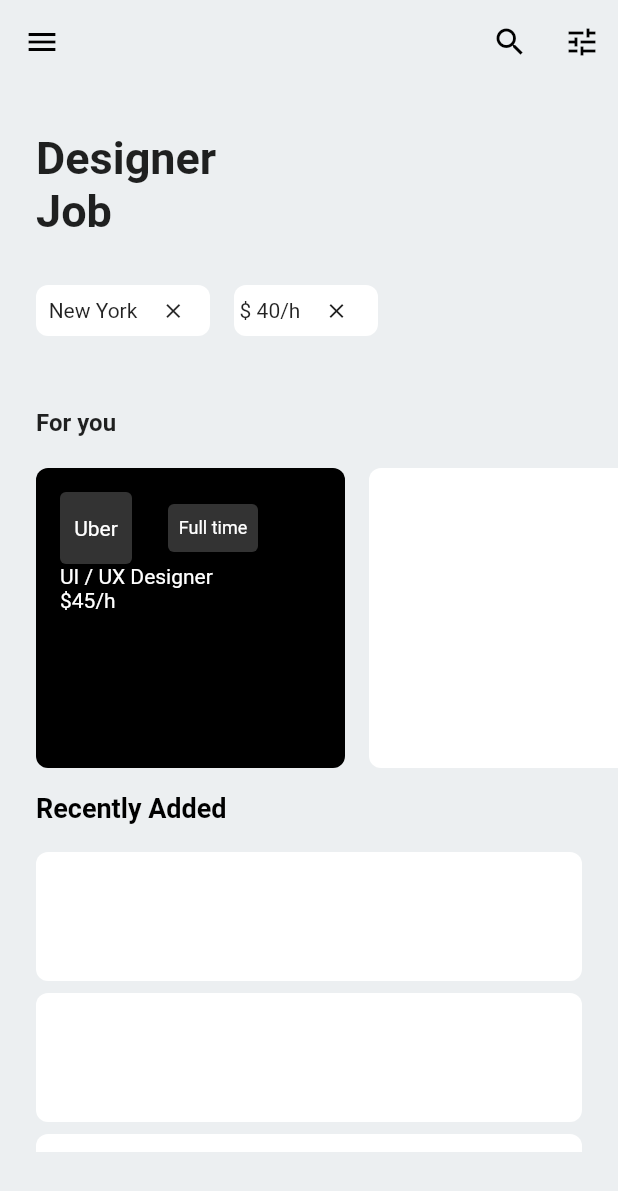
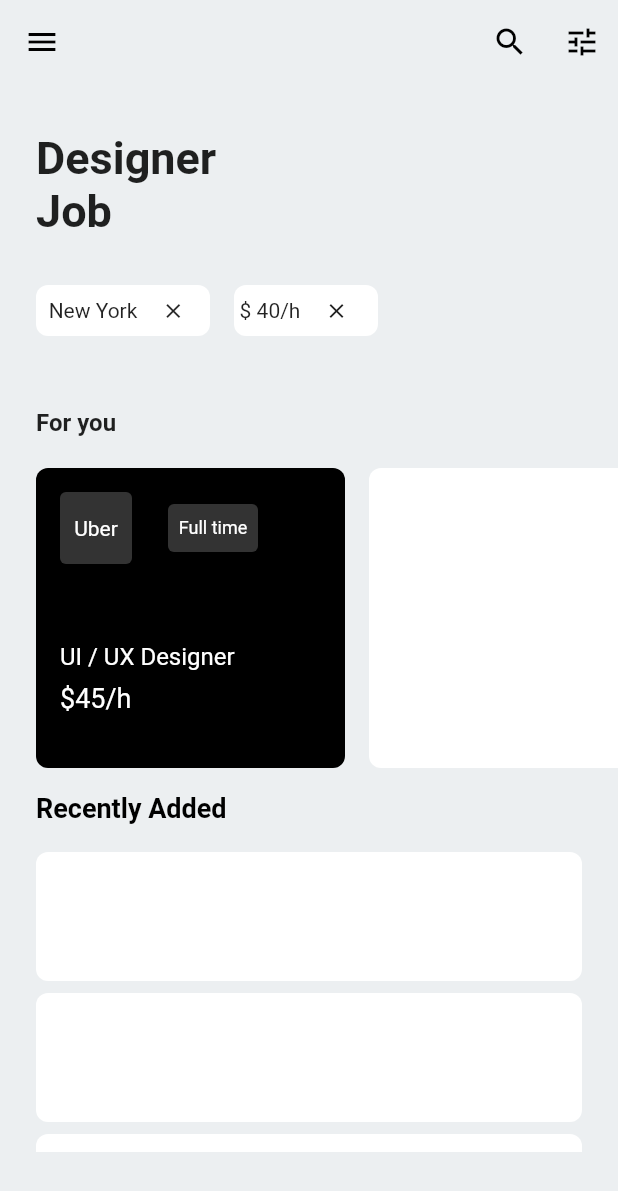
Before and after one commit to JAICHANGPARK/flutter_notebook_the_third_story, a Flutter app: the screen it shows after launch, on a phone screen of 412 x 824 dp. Shown: the top 1191 px of the screen. Run offline on Flutter 3.47's test engine with Material 2 defaults, Android fonts, the phone set to English and light mode, and no system bars; our stand-ins replace badges, dotted_border, fl_chart, google_fonts, page_transition, percent_indicator and 1 more.

Commit message:
Update main_page.dart

```diff
--- a/lib/job_finder_app/main_page.dart
+++ b/lib/job_finder_app/main_page.dart
@@ -189,17 +189,21 @@ class _MainPageState extends State<JopFinderMainPage> {
                                   ),
                                 ],
                               ),
+                              SizedBox(
+                                height: 52,
+                              ),
                               Text(
                                 "UI / UX Designer",
                                 style: TextStyle(
-                                  color: Colors.white,
-                                ),
+                                    color: Colors.white, fontSize: 16),
+                              ),
+                              SizedBox(
+                                height: 8,
                               ),
                               Text(
                                 "\$45/h",
                                 style: TextStyle(
-                                  color: Colors.white,
-                                ),
+                                    color: Colors.white, fontSize: 18),
                               ),
                             ],
                           ),
```
